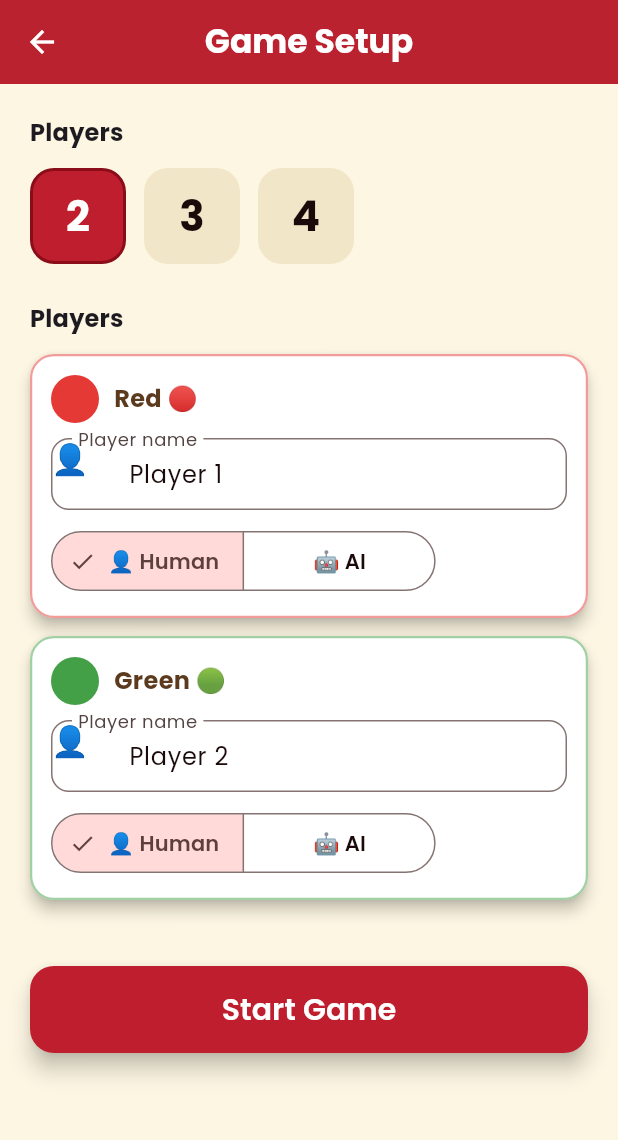
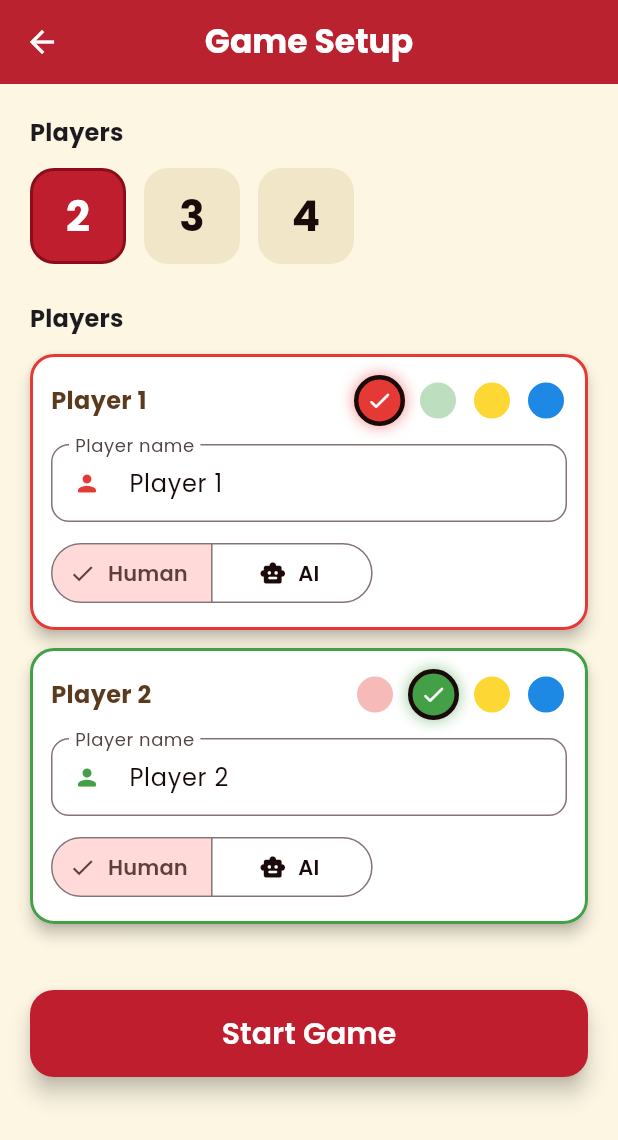
Before and after one commit to shishir-py/nepali-ludo, a Flutter app: the GameSetupScreen screen opened directly, on a phone screen of 412 x 824 dp. Shown: the top 1140 px of the screen. Run offline on Flutter 3.47's test engine with Material 3 defaults, Android fonts, the light colour scheme and no system bars; our stand-ins replace audioplayers, file_picker, flutter_animate, google_fonts, hive, shared_preferences; accounts and stored records are empty.

Commit message:
Choose player colours; fix name field icon

```diff
--- a/lib/game/engine/game_engine.dart
+++ b/lib/game/engine/game_engine.dart
@@ -220,9 +220,12 @@ class GameEngine {
 
   /// Returns the global main-track index for a token at [localPos].
   /// Returns null if the token is in yard, home column, or finished.
+  ///
+  /// [playerIndex] is the position in the turn order; the board seat
+  /// (colour) is `players[playerIndex].index`, which players may choose.
   int? globalTrackIndex(int playerIndex, int localPos) {
     if (localPos < 0 || localPos > 51) return null;
-    return BoardConfig.localToGlobal(playerIndex, localPos);
+    return BoardConfig.localToGlobal(state.players[playerIndex].index, localPos);
   }
 
   // ─────────────────────────────────────────────────────────────
--- a/lib/game/game_provider.dart
+++ b/lib/game/game_provider.dart
@@ -165,7 +165,8 @@ class GameProvider extends ChangeNotifier {
   /// (captures, extra turns, wins, …).
   Future<void> _animateAndMove(int playerIndex, Token token) async {
     _isTokenMoving = true;
-    final key = '$playerIndex:${token.id}';
+    // Board keys use the colour seat, not the turn-order index.
+    final key = '${state!.players[playerIndex].index}:${token.id}';
     final dice = state!.lastDiceValue;
     final from = token.position;
 
--- a/lib/ui/screens/game_setup_screen.dart
+++ b/lib/ui/screens/game_setup_screen.dart
@@ -27,7 +27,11 @@ class _GameSetupScreenState extends State<GameSetupScreen> {
   final List<PlayerType> _types = List.filled(4, PlayerType.human);
   final List<AiDifficulty> _difficulties = List.filled(4, AiDifficulty.normal);
 
-  static const _colorNames = ['Red 🔴', 'Green 🟢', 'Yellow 🟡', 'Blue 🔵'];
+  /// Colour seat chosen by each player slot. Always a permutation of
+  /// 0-3 (red, green, yellow, blue) so two players never share a colour.
+  final List<int> _colors = [0, 1, 2, 3];
+
+  static const _colorNames = ['Red', 'Green', 'Yellow', 'Blue'];
   static const _defaultNames = ['Player 1', 'Player 2', 'Player 3', 'Player 4'];
 
   @override
@@ -135,12 +139,13 @@ class _GameSetupScreenState extends State<GameSetupScreen> {
   }
 
   Widget _buildPlayerCard(int index) {
-    final color = NepaliColors.playerColor(index);
+    final color = NepaliColors.playerColor(_colors[index]);
+    final isAi = _types[index] == PlayerType.ai;
     return Card(
       margin: const EdgeInsets.only(bottom: 12),
       shape: RoundedRectangleBorder(
         borderRadius: BorderRadius.circular(16),
-        side: BorderSide(color: color.withValues(alpha: 0.5), width: 1.5),
+        side: BorderSide(color: color, width: 2),
       ),
       child: Padding(
         padding: const EdgeInsets.all(14),
@@ -149,35 +154,35 @@ class _GameSetupScreenState extends State<GameSetupScreen> {
           children: [
             Row(
               children: [
-                Container(
-                  width: 32,
-                  height: 32,
-                  decoration: BoxDecoration(
-                    color: color,
-                    shape: BoxShape.circle,
-                  ),
-                ),
-                const SizedBox(width: 10),
                 Text(
-                  _colorNames[index],
+                  'Player ${index + 1}',
                   style: const TextStyle(
                       fontWeight: FontWeight.bold, fontSize: 16),
                 ),
+                const Spacer(),
+                _buildColorPicker(index),
               ],
             ),
-            const SizedBox(height: 10),
+            const SizedBox(height: 12),
             TextField(
               controller: _nameControllers[index],
+              textAlignVertical: TextAlignVertical.center,
               decoration: InputDecoration(
                 labelText: S.playerName,
                 border: OutlineInputBorder(
                   borderRadius: BorderRadius.circular(12),
                 ),
+                focusedBorder: OutlineInputBorder(
+                  borderRadius: BorderRadius.circular(12),
+                  borderSide: BorderSide(color: color, width: 2),
+                ),
+                isDense: true,
                 contentPadding:
-                    const EdgeInsets.symmetric(horizontal: 14, vertical: 10),
-                prefixIcon: Text(
-                  _types[index] == PlayerType.ai ? '🤖' : '👤',
-                  style: const TextStyle(fontSize: 20),
+                    const EdgeInsets.symmetric(horizontal: 12, vertical: 14),
+                // A real icon, sized and centred by the input decorator.
+                prefixIcon: Icon(
+                  isAi ? Icons.smart_toy_rounded : Icons.person_rounded,
+                  color: color,
                 ),
               ),
             ),
@@ -186,8 +191,13 @@ class _GameSetupScreenState extends State<GameSetupScreen> {
             SegmentedButton<PlayerType>(
               segments: const [
                 ButtonSegment(
-                    value: PlayerType.human, label: Text('👤 Human')),
-                ButtonSegment(value: PlayerType.ai, label: Text('🤖 AI')),
+                    value: PlayerType.human,
+                    icon: Icon(Icons.person_rounded),
+                    label: Text('Human')),
+                ButtonSegment(
+                    value: PlayerType.ai,
+                    icon: Icon(Icons.smart_toy_rounded),
+                    label: Text('AI')),
               ],
               selected: {_types[index]},
               onSelectionChanged: (s) {
@@ -200,13 +210,65 @@ class _GameSetupScreenState extends State<GameSetupScreen> {
                 });
               },
             ),
-            if (_types[index] == PlayerType.ai) ...[
+            if (isAi) ...[
               const SizedBox(height: 10),
               _buildDifficultySelector(index),
             ],
           ],
         ),
       ),
+    );
+  }
+
+  /// Four colour dots. Picking a colour another player already has swaps
+  /// the two players' colours, so every player always has a unique colour.
+  Widget _buildColorPicker(int index) {
+    return Row(
+      mainAxisSize: MainAxisSize.min,
+      children: List.generate(4, (c) {
+        final selected = _colors[index] == c;
+        final ownerSlot = _colors.indexOf(c);
+        final takenByOther =
+            !selected && ownerSlot >= 0 && ownerSlot < _playerCount;
+        return Tooltip(
+          message: _colorNames[c],
+          child: GestureDetector(
+            onTap: () => setState(() {
+              final other = _colors.indexOf(c);
+              _colors[other] = _colors[index];
+              _colors[index] = c;
+            }),
+            child: AnimatedContainer(
+              duration: const Duration(milliseconds: 180),
+              margin: const EdgeInsets.only(left: 8),
+              width: selected ? 34 : 28,
+              height: selected ? 34 : 28,
+              decoration: BoxDecoration(
+                color: NepaliColors.playerColor(c)
+                    .withValues(alpha: takenByOther ? 0.35 : 1),
+                shape: BoxShape.circle,
+                border: Border.all(
+                  color: selected ? NepaliColors.textPrimary : Colors.white,
+                  width: selected ? 3 : 2,
+                ),
+                boxShadow: selected
+                    ? [
+                        BoxShadow(
+                          color: NepaliColors.playerColor(c)
+                              .withValues(alpha: 0.6),
+                          blurRadius: 8,
+                        ),
+                      ]
+                    : null,
+              ),
+              child: selected
+                  ? const Icon(Icons.check_rounded,
+                      size: 18, color: Colors.white)
+                  : null,
+            ),
+          ),
+        );
+      }),
     );
   }
 
@@ -225,14 +287,16 @@ class _GameSetupScreenState extends State<GameSetupScreen> {
   void _startGame() {
     final players = List.generate(_playerCount, (i) {
       return Player(
-        index: i,
+        index: _colors[i], // board seat = chosen colour
         name: _nameControllers[i].text.trim().isEmpty
             ? _defaultNames[i]
             : _nameControllers[i].text.trim(),
         type: _types[i],
         difficulty: _difficulties[i],
       );
-    });
+    })
+      // Turn order goes clockwise around the board: red, green, yellow, blue.
+      ..sort((a, b) => a.index.compareTo(b.index));
 
     final provider = context.read<GameProvider>();
     provider.startNewGame(players: players);
```
Also changed, not shown: lib/game/ai/ai_engine.dart (+5 -5 lines), lib/ui/screens/game_screen.dart (+9 -8 lines).
